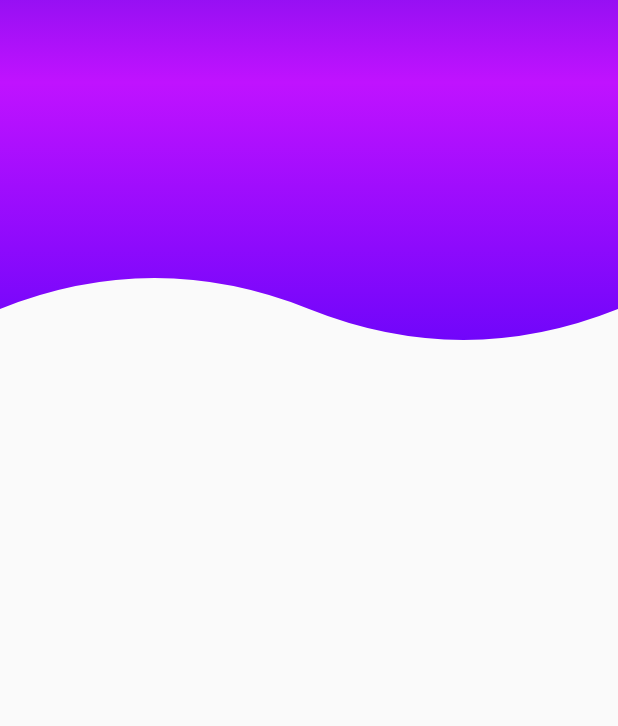
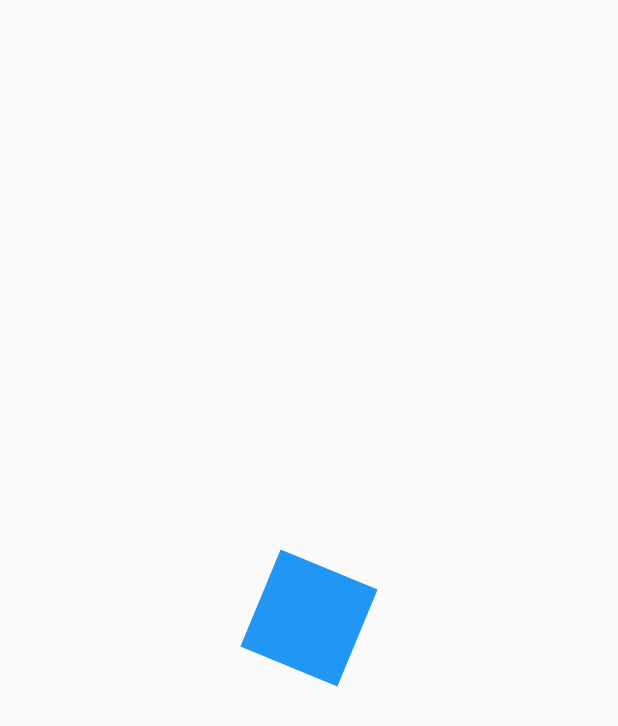
Before and after one commit to DiegoJavb/disenos, a Flutter app: the screen it shows after launch, on a phone screen of 412 x 824 dp. Shown: the top 726 px of the screen. Run offline on Flutter 3.47's test engine with Material 2 defaults, Android fonts, the phone set to English and light mode, and no system bars.

Commit message:
animation & animation controller

```diff
--- a/lib/main.dart
+++ b/lib/main.dart
@@ -1,3 +1,4 @@
+import 'package:disenos/src/screens/animations_screen.dart';
 import 'package:flutter/material.dart';
 import 'package:flutter/services.dart';
 
@@ -17,12 +18,13 @@ class MyApp extends StatelessWidget {
     return MaterialApp(
       debugShowCheckedModeBanner: false,
       title: 'Material App',
-      initialRoute: 'header_screen',
+      initialRoute: 'animations_screens',
       routes: {
         'basic_design': (_) => const BasicDesignScreen(),
         'scroll_design': (_) => const ScrollDesignScreen(),
         'home_screen': (_) => const HomeScreen(),
         'header_screen': (_) => const HeaderScreen(),
+        'animations_screens': (_) => const AnimationsScreen(),
       },
     );
   }
--- /dev/null
+++ b/lib/src/screens/animations_screen.dart
@@ -0,0 +1,77 @@
+import 'package:flutter/material.dart';
+import 'dart:math' as Math;
+
+class AnimationsScreen extends StatelessWidget {
+  const AnimationsScreen({super.key});
+
+  @override
+  Widget build(BuildContext context) {
+    return Scaffold(
+      body: Center(
+        child: CuadradoAnimado(),
+      ),
+    );
+  }
+}
+
+class CuadradoAnimado extends StatefulWidget {
+  @override
+  State<CuadradoAnimado> createState() => _CuadradoAnimadoState();
+}
+
+class _CuadradoAnimadoState extends State<CuadradoAnimado>
+    with SingleTickerProviderStateMixin {
+  late AnimationController controller;
+  late Animation<double> rotacion;
+
+  @override
+  void initState() {
+    controller = AnimationController(
+      vsync: this,
+      duration: const Duration(milliseconds: 4000),
+    );
+
+    rotacion = Tween(begin: 0.0, end: 2 * Math.pi).animate(controller);
+    controller.addListener(() {
+      print('Status: ${controller.status}');
+      if (controller.status == AnimationStatus.completed) {
+        controller.reverse();
+      }
+    });
+    super.initState();
+  }
+
+  @override
+  void dispose() {
+    controller.dispose();
+    super.dispose();
+  }
+
+  @override
+  Widget build(BuildContext context) {
+    controller.forward();
+    // controller.repeat();
+
+    return AnimatedBuilder(
+      animation: controller,
+      child: _Rectangulo(),
+      builder: (BuildContext context, Widget? child) {
+        return Transform.rotate(
+          angle: rotacion.value,
+          child: child,
+        );
+      },
+    );
+  }
+}
+
+class _Rectangulo extends StatelessWidget {
+  @override
+  Widget build(BuildContext context) {
+    return Container(
+      width: 70,
+      height: 70,
+      decoration: BoxDecoration(color: Colors.blue),
+    );
+  }
+}
```
